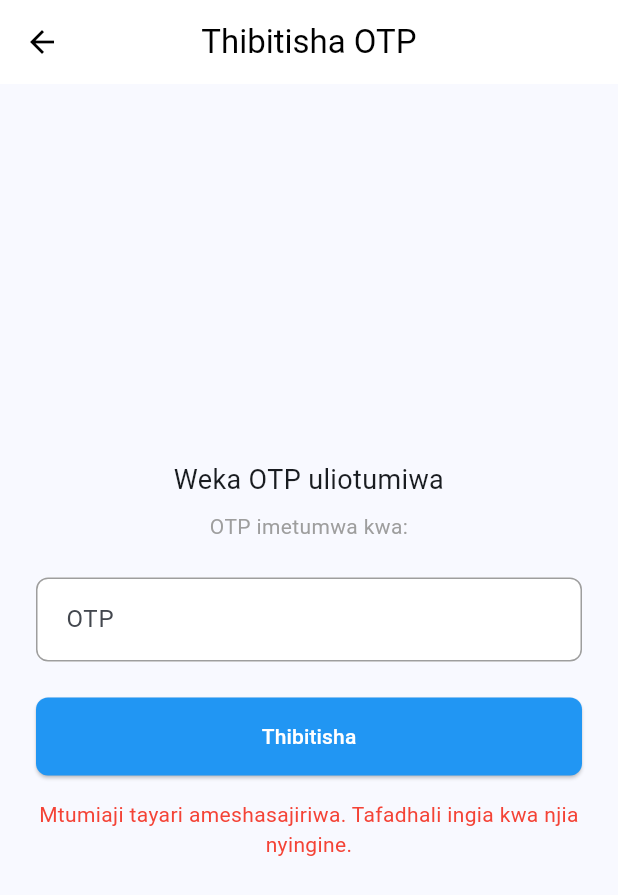
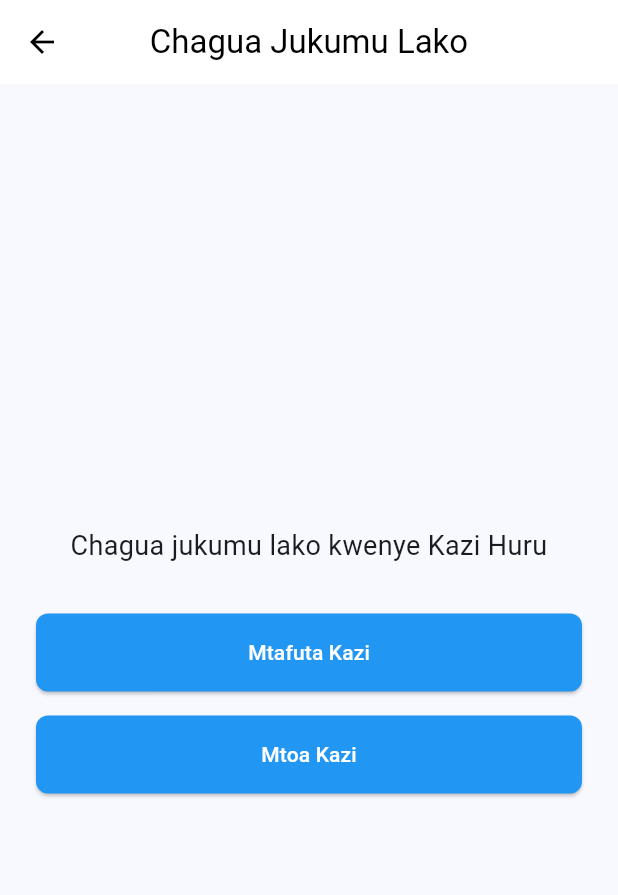
Before and after one commit to Swai-D/kazi-huru, a Flutter app: the OTPVerificationScreen screen opened directly with empty values, after a tap on "Thibitisha", on a phone screen of 412 x 824 dp. Shown: the top 895 px of the screen. Run offline on Flutter 3.47's test engine with Material 3 defaults, Android fonts, the phone set to English and light mode, and no system bars; our stand-ins replace cloud_firestore, equatable, firebase_auth, firebase_core, flutter_svg; accounts and stored records are empty; generated files the repository leaves out were written again.

Commit message:
feat: add role selection and job provider dashboard

```diff
--- a/lib/screens/otp_verification_screen.dart
+++ b/lib/screens/otp_verification_screen.dart
@@ -28,25 +28,16 @@ class _OTPVerificationScreenState extends State<OTPVerificationScreen> {
     });
 
     try {
-      // Check if user exists first
-      final userDoc = await FirebaseFirestore.instance
-          .collection('users')
-          .where('phone', isEqualTo: widget.phoneNumber)
-          .get();
-
-      if (userDoc.docs.isNotEmpty) {
-        setState(() {
-          _errorMessage = 'Mtumiaji tayari ameshasajiriwa. Tafadhali ingia kwa njia nyingine.';
-          _isLoading = false;
-        });
-        return;
-      }
+      print('Starting OTP verification for phone: ${widget.phoneNumber}');
+      print('Entered OTP: ${_otpController.text}');
 
       // Get the OTP document using the phone number as document ID
       final otpDoc = await FirebaseFirestore.instance
           .collection('otps')
           .doc(widget.phoneNumber)
           .get();
+
+      print('OTP Document exists: ${otpDoc.exists}');
 
       if (!otpDoc.exists) {
         setState(() {
@@ -57,9 +48,15 @@ class _OTPVerificationScreenState extends State<OTPVerificationScreen> {
       }
 
       final otpData = otpDoc.data()!;
+      print('OTP Data: $otpData');
+
       final storedOTP = otpData['otp'] as String;
       final timestamp = (otpData['timestamp'] as Timestamp).toDate();
       final now = DateTime.now();
+
+      print('Stored OTP: $storedOTP');
+      print('Timestamp: $timestamp');
+      print('Current time: $now');
 
       // Check if OTP is expired (5 minutes)
       if (now.difference(timestamp).inMinutes > 5) {
@@ -72,14 +69,29 @@ class _OTPVerificationScreenState extends State<OTPVerificationScreen> {
 
       // Verify OTP
       if (storedOTP == _otpController.text) {
+        print('OTP matched successfully');
+
         // Mark OTP as verified
         await otpDoc.reference.update({'verified': true});
+        print('OTP marked as verified');
+
+        // Create user document with phone number
+        final userDoc = await FirebaseFirestore.instance
+            .collection('users')
+            .doc(widget.phoneNumber)
+            .set({
+          'phone': widget.phoneNumber,
+          'createdAt': FieldValue.serverTimestamp(),
+          'role': 'pending', // Will be updated in role selection
+        });
+        print('User document created');
 
         // Navigate to role selection
         if (mounted) {
           Navigator.of(context).pushReplacementNamed('/role_selection');
         }
       } else {
+        print('OTP mismatch. Entered: ${_otpController.text}, Stored: $storedOTP');
         setState(() {
           _errorMessage = 'OTP si sahihi. Tafadhali jaribu tena.';
           _isLoading = false;
--- /dev/null
+++ b/lib/screens/role_selection_screen.dart
@@ -0,0 +1,78 @@
+import 'package:flutter/material.dart';
+import 'package:cloud_firestore/cloud_firestore.dart';
+
+class RoleSelectionScreen extends StatelessWidget {
+  const RoleSelectionScreen({super.key});
+
+  Future<void> _selectRole(BuildContext context, String role) async {
+    try {
+      // Get current user's phone number from Firestore
+      final userDoc = await FirebaseFirestore.instance
+          .collection('users')
+          .where('role', isEqualTo: 'pending')
+          .limit(1)
+          .get();
+
+      if (userDoc.docs.isNotEmpty) {
+        final userId = userDoc.docs.first.id;
+        // Update user's role
+        await FirebaseFirestore.instance
+            .collection('users')
+            .doc(userId)
+            .update({'role': role});
+
+        // Navigate to appropriate dashboard
+        Navigator.of(context).pushReplacementNamed(
+          role == 'job_seeker' ? '/job_seeker_dashboard' : '/job_provider_dashboard',
+        );
+      }
+    } catch (e) {
+      print('Error selecting role: $e');
+      ScaffoldMessenger.of(context).showSnackBar(
+        const SnackBar(
+          content: Text('Kuna tatizo. Tafadhali jaribu tena.'),
+          backgroundColor: Colors.red,
+        ),
+      );
+    }
+  }
+
+  @override
+  Widget build(BuildContext context) {
+    return Scaffold(
+      appBar: AppBar(
+        title: const Text('Chagua Jukumu Lako'),
+      ),
+      body: Padding(
+        padding: const EdgeInsets.all(24.0),
+        child: Column(
+          mainAxisAlignment: MainAxisAlignment.center,
+          crossAxisAlignment: CrossAxisAlignment.stretch,
+          children: [
+            const Text(
+              'Chagua jukumu lako kwenye Kazi Huru',
+              style: TextStyle(fontSize: 18),
+              textAlign: TextAlign.center,
+            ),
+            const SizedBox(height: 32),
+            ElevatedButton(
+              onPressed: () => _selectRole(context, 'job_seeker'),
+              style: ElevatedButton.styleFrom(
+                padding: const EdgeInsets.symmetric(vertical: 16),
+              ),
+              child: const Text('Mtafuta Kazi'),
+            ),
+            const SizedBox(height: 16),
+            ElevatedButton(
+              onPressed: () => _selectRole(context, 'job_provider'),
+              style: ElevatedButton.styleFrom(
+                padding: const EdgeInsets.symmetric(vertical: 16),
+              ),
+              child: const Text('Mtoa Kazi'),
+            ),
+          ],
+        ),
+      ),
+    );
+  }
+}
```
Also changed, not shown: lib/app.dart (+26 -1 lines), lib/screens/job_provider/job_provider_dashboard.dart (added, +48 -0 lines).
